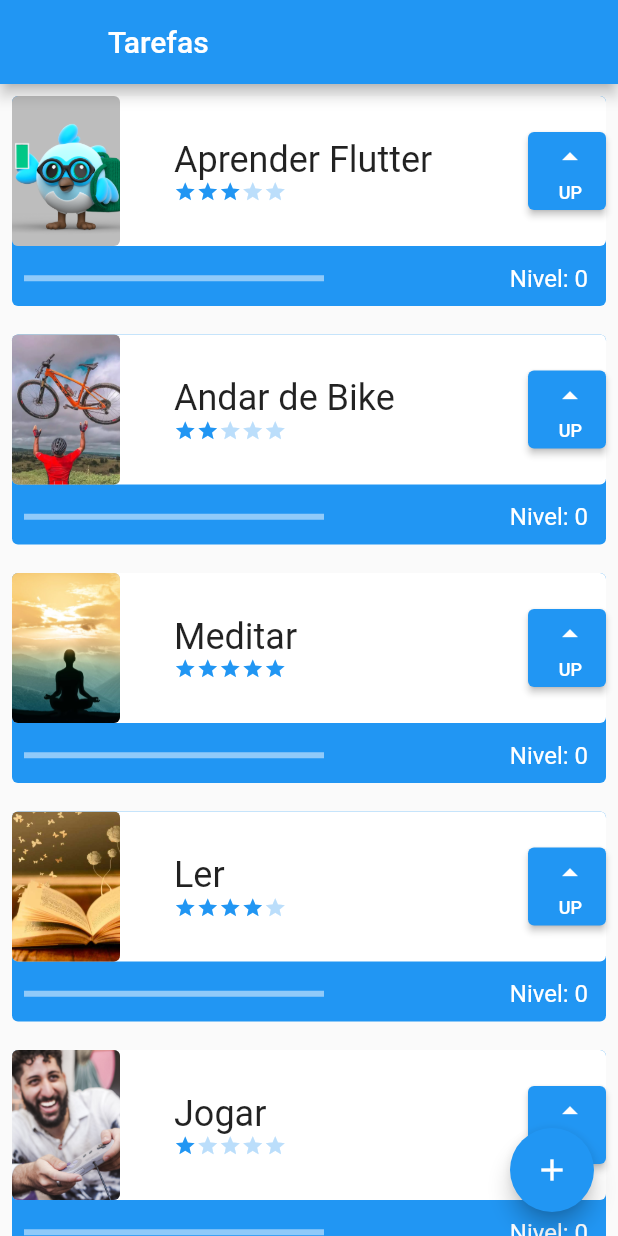
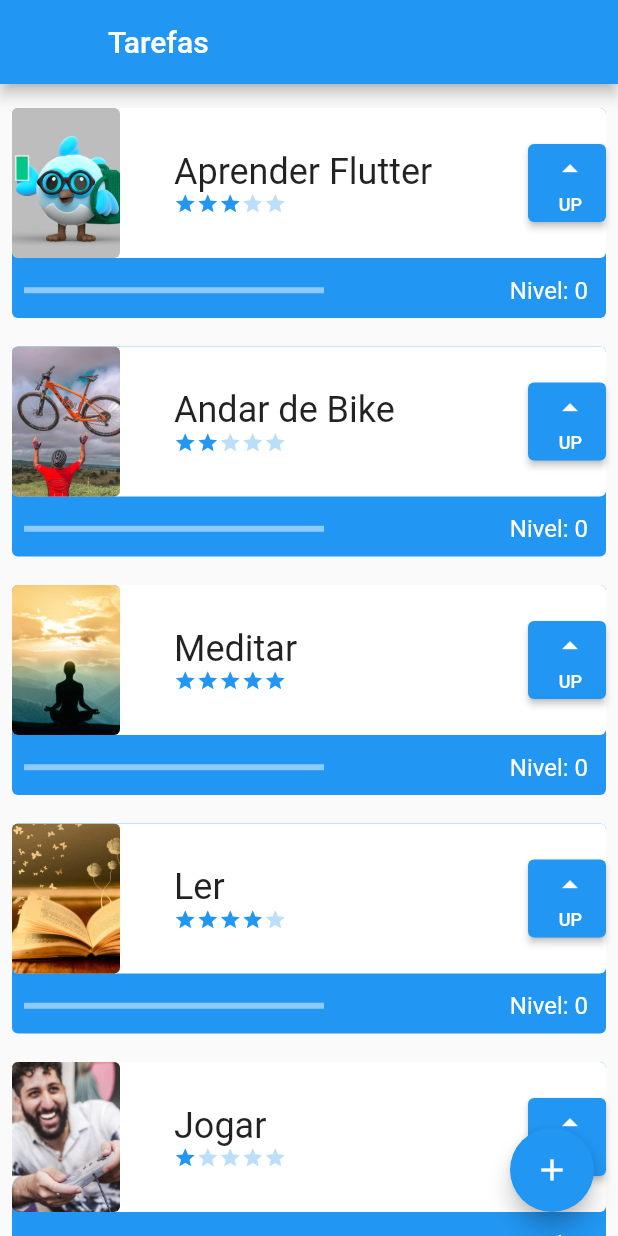
Before and after one commit to alura-cursos/alura_flutter_curso_2, a Flutter app: the screen it shows after launch, on a phone screen of 412 x 824 dp. Run offline on Flutter 3.47's test engine with Material 2 defaults, Android fonts, the phone set to English and light mode, and no system bars.

Commit message:
Aula 5.1

```diff
--- a/lib/components/task.dart
+++ b/lib/components/task.dart
@@ -15,6 +15,13 @@ class Task extends StatefulWidget {
 
 class _TaskState extends State<Task> {
   int nivel = 0;
+
+  bool assetOrNetwork() {
+    if (widget.foto.contains('http')) {
+      return false;
+    }
+    return true;
+  }
 
   @override
   Widget build(BuildContext context) {
@@ -47,10 +54,15 @@ class _TaskState extends State<Task> {
                       height: 100,
                       child: ClipRRect(
                         borderRadius: BorderRadius.circular(4),
-                        child: Image.asset(
-                          widget.foto,
-                          fit: BoxFit.cover,
-                        ),
+                        child: assetOrNetwork()
+                            ? Image.asset(
+                                widget.foto,
+                                fit: BoxFit.cover,
+                              )
+                            : Image.network(
+                                widget.foto,
+                                fit: BoxFit.cover,
+                              ),
                       ),
                     ),
                     Column(
@@ -66,7 +78,8 @@ class _TaskState extends State<Task> {
                                 overflow: TextOverflow.ellipsis,
                               ),
                             )),
-                        Difficulty(dificultyLevel: widget.dificuldade,
+                        Difficulty(
+                          dificultyLevel: widget.dificuldade,
                         ),
                       ],
                     ),
--- a/lib/screens/initial_screen.dart
+++ b/lib/screens/initial_screen.dart
@@ -1,4 +1,5 @@
 import 'package:flutter/material.dart';
+import 'package:nosso_primeiro_projeto/components/task.dart';
 import 'package:nosso_primeiro_projeto/data/task_inherited.dart';
 import 'package:nosso_primeiro_projeto/screens/form_screen.dart';
 
@@ -19,13 +20,14 @@ class _InitialScreenState extends State<InitialScreen> {
       ),
       body: ListView(
         children: TaskInherited.of(context).taskList,
+        padding: EdgeInsets.only(top: 8,bottom: 70),
       ),
       floatingActionButton: FloatingActionButton(
         onPressed: () {
           Navigator.push(
             context,
             MaterialPageRoute(
-              builder: (context) => FormScreen(),
+              builder: (contextNew) => FormScreen(taskContext: context,),
             ),
           );
         },
```
Also changed, not shown: lib/screens/form_screen.dart (+12 -5 lines).
